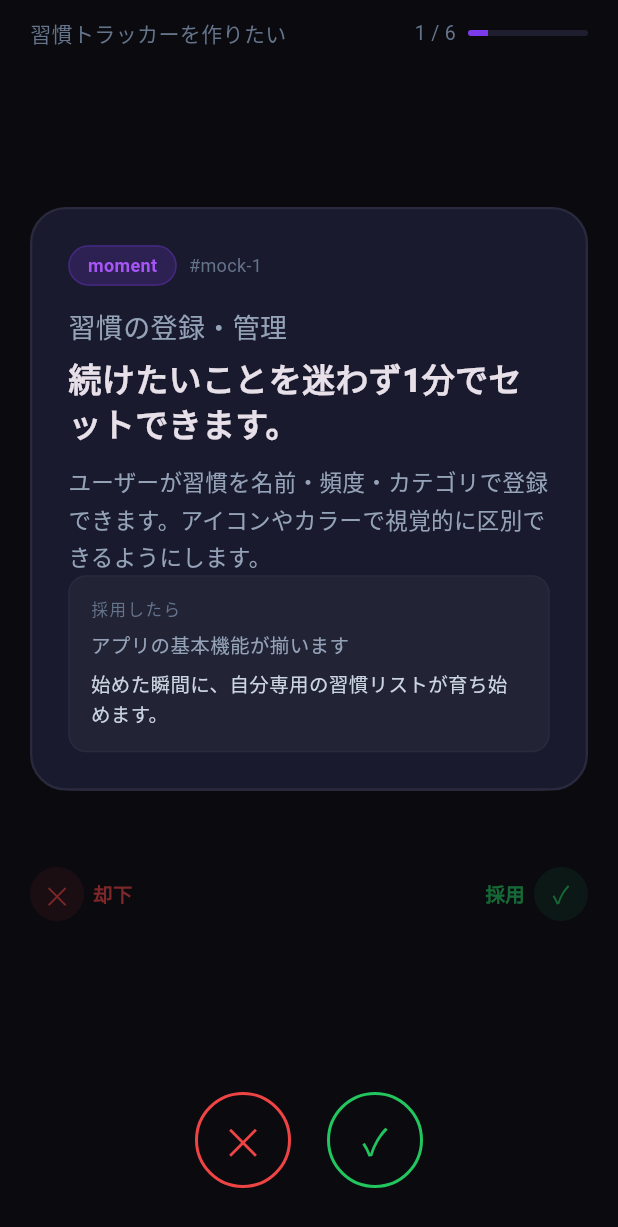
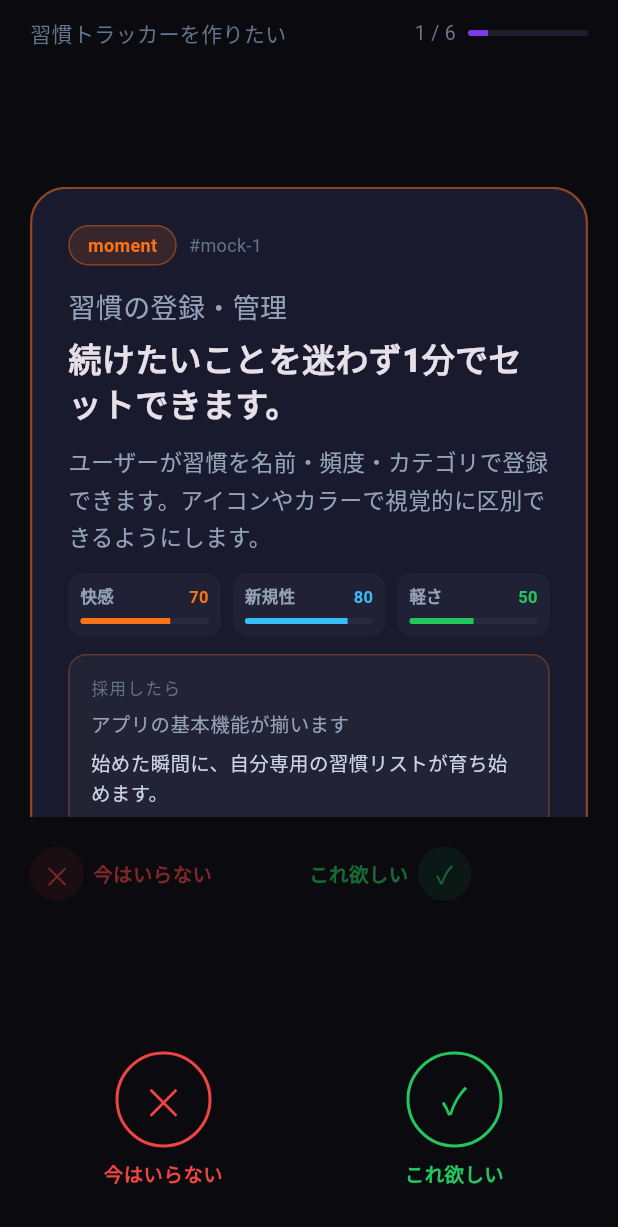
Before and after one commit to nicest414/DDD_Hackathon, a Flutter app: the screen it shows after launch, after a tap on "習慣トラッカー", after a tap on "AIに提案してもらう →", on a phone screen of 412 x 824 dp. Shown: the top 1227 px of the screen. Run offline on Flutter 3.47's test engine with Material 3 defaults, Android fonts, the light colour scheme and no system bars; network calls fail.

Commit message:
ProposalCardを新DTO表示に対応

```diff
--- a/mobile/lib/screens/swipe_screen.dart
+++ b/mobile/lib/screens/swipe_screen.dart
@@ -96,6 +96,7 @@ class _SwipeScreenState extends State<SwipeScreen> {
   Widget build(BuildContext context) {
     final total = _baseline.totalCards();
     final progress = (_currentIndex + 1) / total;
+    final currentCard = _currentCard;
 
     return Scaffold(
       body: SafeArea(
@@ -120,12 +121,13 @@ class _SwipeScreenState extends State<SwipeScreen> {
                       onReject: () => _decide('rejected'),
                     ),
                     const SizedBox(height: 20),
-                    _SwipeHints(),
+                    _SwipeHints(card: currentCard),
                   ],
                 ),
               ),
             ),
             _ActionButtons(
+              card: currentCard,
               onReject: () => _decide('rejected'),
               onAdopt: () => _decide('accepted'),
             ),
@@ -254,17 +256,28 @@ class _CardStack extends StatelessWidget {
 }
 
 class _SwipeHints extends StatelessWidget {
+  final DecisionCard? card;
+  const _SwipeHints({required this.card});
+
   @override
   Widget build(BuildContext context) {
     return Row(
       mainAxisAlignment: MainAxisAlignment.spaceBetween,
       children: [
-        _Hint(label: '却下', icon: '✕', color: const Color(0xFFef4444)),
-        _Hint(
-          label: '採用',
+        Flexible(
+          child: _Hint(
+            label: card?.rejectLabel ?? '却下',
+            icon: '✕',
+            color: const Color(0xFFef4444),
+          ),
+        ),
+        Flexible(
+          child: _Hint(
+            label: card?.acceptLabel ?? '採用',
             icon: '✓',
             color: const Color(0xFF22c55e),
             reverse: true,
+          ),
         ),
       ],
     );
@@ -298,12 +311,16 @@ class _Hint extends StatelessWidget {
         ),
       ),
       const SizedBox(width: 6),
-      Text(
+      Flexible(
+        child: Text(
           label,
+          maxLines: 1,
+          overflow: TextOverflow.ellipsis,
           style: TextStyle(
             color: color,
             fontSize: 13,
             fontWeight: FontWeight.w600,
+          ),
         ),
       ),
     ];
@@ -315,9 +332,14 @@ class _Hint extends StatelessWidget {
 }
 
 class _ActionButtons extends StatelessWidget {
+  final DecisionCard? card;
   final VoidCallback onReject;
   final VoidCallback onAdopt;
-  const _ActionButtons({required this.onReject, required this.onAdopt});
+  const _ActionButtons({
+    required this.card,
+    required this.onReject,
+    required this.onAdopt,
+  });
 
   @override
   Widget build(BuildContext context) {
@@ -326,18 +348,24 @@ class _ActionButtons extends StatelessWidget {
       child: Row(
         mainAxisAlignment: MainAxisAlignment.center,
         children: [
-          _CircleButton(
+          Expanded(
+            child: _ChoiceButton(
               icon: '✕',
+              label: card?.rejectLabel ?? '却下',
               color: const Color(0xFFef4444),
               onTap: onReject,
               size: 64,
             ),
+          ),
           const SizedBox(width: 24),
-          _CircleButton(
+          Expanded(
+            child: _ChoiceButton(
               icon: '✓',
+              label: card?.acceptLabel ?? '採用',
               color: const Color(0xFF22c55e),
               onTap: onAdopt,
               size: 64,
+            ),
           ),
         ],
       ),
@@ -345,13 +373,15 @@ class _ActionButtons extends StatelessWidget {
   }
 }
 
-class _CircleButton extends StatelessWidget {
+class _ChoiceButton extends StatelessWidget {
   final String icon;
+  final String label;
   final Color color;
   final VoidCallback onTap;
   final double size;
-  const _CircleButton({
+  const _ChoiceButton({
     required this.icon,
+    required this.label,
     required this.color,
     required this.onTap,
     required this.size,
@@ -361,7 +391,10 @@ class _CircleButton extends StatelessWidget {
   Widget build(BuildContext context) {
     return GestureDetector(
       onTap: onTap,
-      child: Container(
+      child: Column(
+        mainAxisSize: MainAxisSize.min,
+        children: [
+          Container(
             width: size,
             height: size,
             decoration: BoxDecoration(
@@ -375,6 +408,20 @@ class _CircleButton extends StatelessWidget {
               ),
             ),
           ),
+          const SizedBox(height: 8),
+          Text(
+            label,
+            maxLines: 1,
+            overflow: TextOverflow.ellipsis,
+            textAlign: TextAlign.center,
+            style: TextStyle(
+              color: color,
+              fontSize: 13,
+              fontWeight: FontWeight.w700,
+            ),
+          ),
+        ],
+      ),
     );
   }
 }
--- a/mobile/lib/widgets/proposal_card.dart
+++ b/mobile/lib/widgets/proposal_card.dart
@@ -77,11 +77,13 @@ class _CardBody extends StatelessWidget {
 
   @override
   Widget build(BuildContext context) {
+    final colors = _typeColors(card.type);
+
     return Container(
       width: double.infinity,
       decoration: BoxDecoration(
         color: const Color(0xFF1a1a2e),
-        border: Border.all(color: const Color(0xFF2a2a3e), width: 1.5),
+        border: Border.all(color: colors.accent.withAlpha(130), width: 1.5),
         borderRadius: BorderRadius.circular(24),
       ),
       padding: const EdgeInsets.all(24),
@@ -90,17 +92,26 @@ class _CardBody extends StatelessWidget {
         children: [
           Row(
             children: [
-              _CategoryBadge(card.type),
+              _CategoryBadge(type: card.type, colors: colors),
               const SizedBox(width: 8),
-              Text(
+              Expanded(
+                child: Text(
                   '#${card.id}',
-                style: const TextStyle(fontSize: 12, color: Color(0xFF64748b)),
+                  maxLines: 1,
+                  overflow: TextOverflow.ellipsis,
+                  style: const TextStyle(
+                    fontSize: 12,
+                    color: Color(0xFF64748b),
+                  ),
+                ),
               ),
             ],
           ),
           const SizedBox(height: 16),
           Text(
             card.title,
+            maxLines: 2,
+            overflow: TextOverflow.ellipsis,
             style: const TextStyle(
               fontSize: 18,
               color: Color(0xFF94a3b8),
@@ -110,6 +121,8 @@ class _CardBody extends StatelessWidget {
           const SizedBox(height: 8),
           Text(
             card.hook,
+            maxLines: 3,
+            overflow: TextOverflow.ellipsis,
             style: const TextStyle(
               fontSize: 22,
               fontWeight: FontWeight.w800,
@@ -118,6 +131,8 @@ class _CardBody extends StatelessWidget {
           ),
           const SizedBox(height: 12),
           Expanded(
+            child: SingleChildScrollView(
+              physics: const BouncingScrollPhysics(),
               child: Text(
                 card.description,
                 style: const TextStyle(
@@ -127,11 +142,15 @@ class _CardBody extends StatelessWidget {
                 ),
               ),
             ),
+          ),
+          const SizedBox(height: 12),
+          _ScoreStrip(card: card, accent: colors.accent),
+          const SizedBox(height: 12),
           if (card.payoff.isNotEmpty || card.predictedReward.isNotEmpty) ...[
             Container(
               decoration: BoxDecoration(
                 color: Colors.white.withAlpha(10),
-                border: Border.all(color: const Color(0xFF2a2a3e)),
+                border: Border.all(color: colors.accent.withAlpha(70)),
                 borderRadius: BorderRadius.circular(12),
               ),
               padding: const EdgeInsets.all(14),
@@ -150,6 +169,8 @@ class _CardBody extends StatelessWidget {
                   if (card.predictedReward.isNotEmpty) ...[
                     Text(
                       card.predictedReward,
+                      maxLines: 2,
+                      overflow: TextOverflow.ellipsis,
                       style: const TextStyle(
                         fontSize: 13,
                         color: Color(0xFF94a3b8),
@@ -161,6 +182,8 @@ class _CardBody extends StatelessWidget {
                     const SizedBox(height: 6),
                     Text(
                       card.payoff,
+                      maxLines: 3,
+                      overflow: TextOverflow.ellipsis,
                       style: const TextStyle(
                         fontSize: 13,
                         color: Color(0xFFcbd5e1),
@@ -180,27 +203,153 @@ class _CardBody extends StatelessWidget {
 
 class _CategoryBadge extends StatelessWidget {
   final String type;
-  const _CategoryBadge(this.type);
+  final _CardTypeColors colors;
+  const _CategoryBadge({required this.type, required this.colors});
 
   @override
   Widget build(BuildContext context) {
     return Container(
       decoration: BoxDecoration(
-        color: const Color(0xFF7c3aed).withAlpha(50),
-        border: Border.all(color: const Color(0xFF7c3aed).withAlpha(80)),
+        color: colors.background,
+        border: Border.all(color: colors.accent.withAlpha(100)),
         borderRadius: BorderRadius.circular(20),
       ),
       padding: const EdgeInsets.symmetric(horizontal: 12, vertical: 4),
       child: Text(
         type,
-        style: const TextStyle(
+        style: TextStyle(
           fontSize: 12,
           fontWeight: FontWeight.w600,
-          color: Color(0xFFa855f7),
+          color: colors.accent,
         ),
       ),
     );
   }
+}
+
+class _ScoreStrip extends StatelessWidget {
+  final DecisionCard card;
+  final Color accent;
+  const _ScoreStrip({required this.card, required this.accent});
+
+  @override
+  Widget build(BuildContext context) {
+    return Row(
+      children: [
+        Expanded(
+          child: _ScoreMeter(
+            label: '快感',
+            value: card.dopamineScore,
+            color: accent,
+          ),
+        ),
+        const SizedBox(width: 8),
+        Expanded(
+          child: _ScoreMeter(
+            label: '新規性',
+            value: card.noveltyScore,
+            color: const Color(0xFF38bdf8),
+          ),
+        ),
+        const SizedBox(width: 8),
+        Expanded(
+          child: _ScoreMeter(
+            label: '軽さ',
+            value: 1 - card.effortScore,
+            color: const Color(0xFF22c55e),
+          ),
+        ),
+      ],
+    );
+  }
+}
+
+class _ScoreMeter extends StatelessWidget {
+  final String label;
+  final double value;
+  final Color color;
+  const _ScoreMeter({
+    required this.label,
+    required this.value,
+    required this.color,
+  });
+
+  @override
+  Widget build(BuildContext context) {
+    final percent = (value.clamp(0.0, 1.0) * 100).round();
+
+    return Container(
+      decoration: BoxDecoration(
+        color: Colors.white.withAlpha(8),
+        borderRadius: BorderRadius.circular(10),
+      ),
+      padding: const EdgeInsets.all(8),
+      child: Column(
+        crossAxisAlignment: CrossAxisAlignment.start,
+        mainAxisSize: MainAxisSize.min,
+        children: [
+          Row(
+            children: [
+              Expanded(
+                child: Text(
+                  label,
+                  maxLines: 1,
+                  overflow: TextOverflow.ellipsis,
+                  style: const TextStyle(
+                    fontSize: 11,
+                    color: Color(0xFF94a3b8),
+                    fontWeight: FontWeight.w600,
+                  ),
+                ),
+              ),
+              Text(
+                '$percent',
+                style: TextStyle(
+                  fontSize: 11,
+                  color: color,
+                  fontWeight: FontWeight.w700,
+                ),
+              ),
+            ],
+          ),
+          const SizedBox(height: 6),
+          ClipRRect(
+            borderRadius: BorderRadius.circular(999),
+            child: LinearProgressIndicator(
+              value: value.clamp(0.0, 1.0),
+              minHeight: 4,
+              backgroundColor: const Color(0xFF2a2a3e),
+              valueColor: AlwaysStoppedAnimation<Color>(color),
+            ),
+          ),
+        ],
+      ),
+    );
+  }
+}
+
+class _CardTypeColors {
+  final Color accent;
+  final Color background;
+
+  const _CardTypeColors({required this.accent, required this.background});
+}
+
+_CardTypeColors _typeColors(String type) {
+  final accent = switch (type) {
+    'concept' => const Color(0xFFf59e0b),
+    'feature' => const Color(0xFF38bdf8),
+    'ui' => const Color(0xFFec4899),
+    'flow' => const Color(0xFF14b8a6),
+    'data' => const Color(0xFF60a5fa),
+    'moment' => const Color(0xFFf97316),
+    'reward' => const Color(0xFF22c55e),
+    'polish' => const Color(0xFFa855f7),
+    'risk' => const Color(0xFFef4444),
+    _ => const Color(0xFF94a3b8),
+  };
+
+  return _CardTypeColors(accent: accent, background: accent.withAlpha(35));
 }
 
 class _Stamp extends StatelessWidget {
@@ -225,6 +374,8 @@ class _Stamp extends StatelessWidget {
         padding: const EdgeInsets.symmetric(horizontal: 12, vertical: 6),
         child: Text(
           label,
+          maxLines: 1,
+          overflow: TextOverflow.ellipsis,
           style: TextStyle(
             color: color,
             fontSize: 24,
```
Also changed, not shown: 1 other file. Lines whose indentation alone changed are shown as unchanged.
